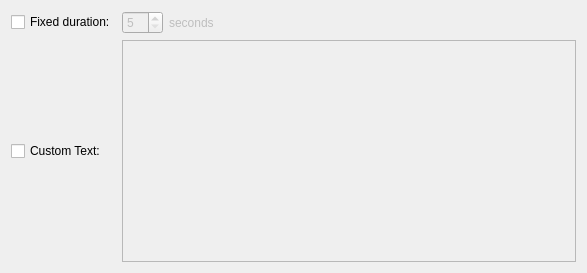
Qt form client/src/ui/widgets/business/show_text_overlay_action_widget.ui (networkoptix/nx_open) before a commit.
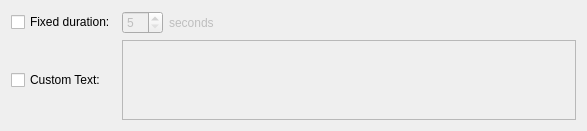
The same form after that commit.

What changed in the file:
```diff
--- a/client/src/ui/widgets/business/show_text_overlay_action_widget.ui
+++ b/client/src/ui/widgets/business/show_text_overlay_action_widget.ui
@@ -7,7 +7,7 @@
     <x>0</x>
     <y>0</y>
     <width>587</width>
-    <height>273</height>
+    <height>124</height>
    </rect>
   </property>
   <property name="windowTitle">
@@ -74,6 +74,18 @@
      <property name="enabled">
       <bool>false</bool>
      </property>
+     <property name="sizePolicy">
+      <sizepolicy hsizetype="Expanding" vsizetype="Fixed">
+       <horstretch>0</horstretch>
+       <verstretch>0</verstretch>
+      </sizepolicy>
+     </property>
+     <property name="maximumSize">
+      <size>
+       <width>16777215</width>
+       <height>80</height>
+      </size>
+     </property>
     </widget>
    </item>
   </layout>
```
